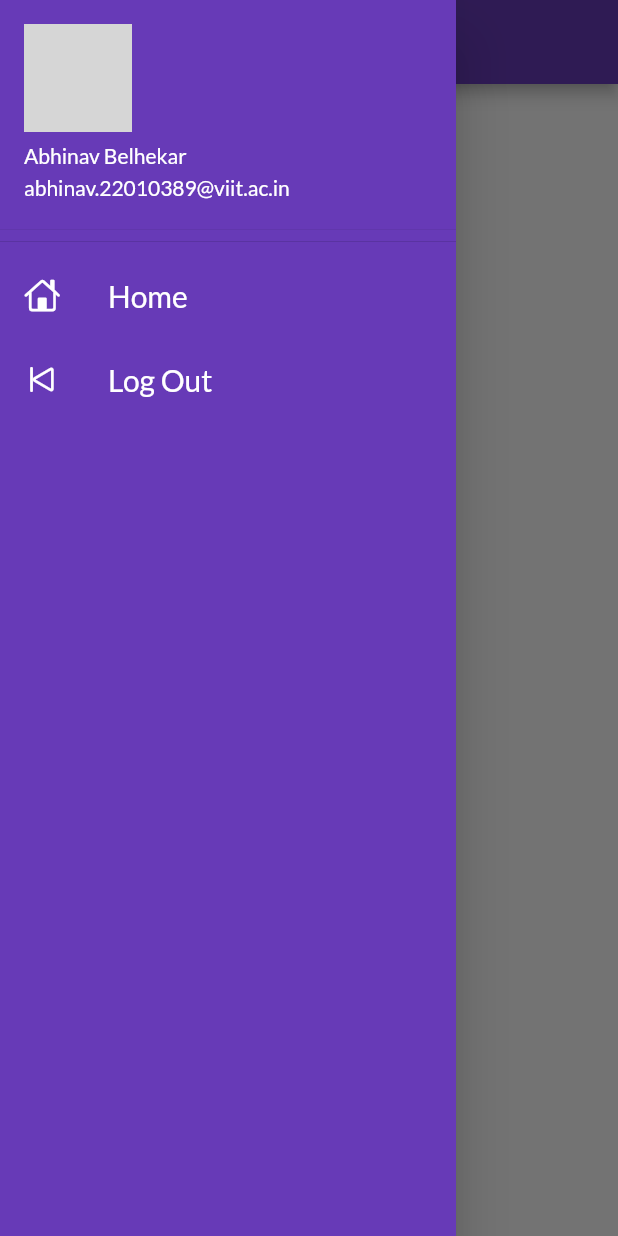
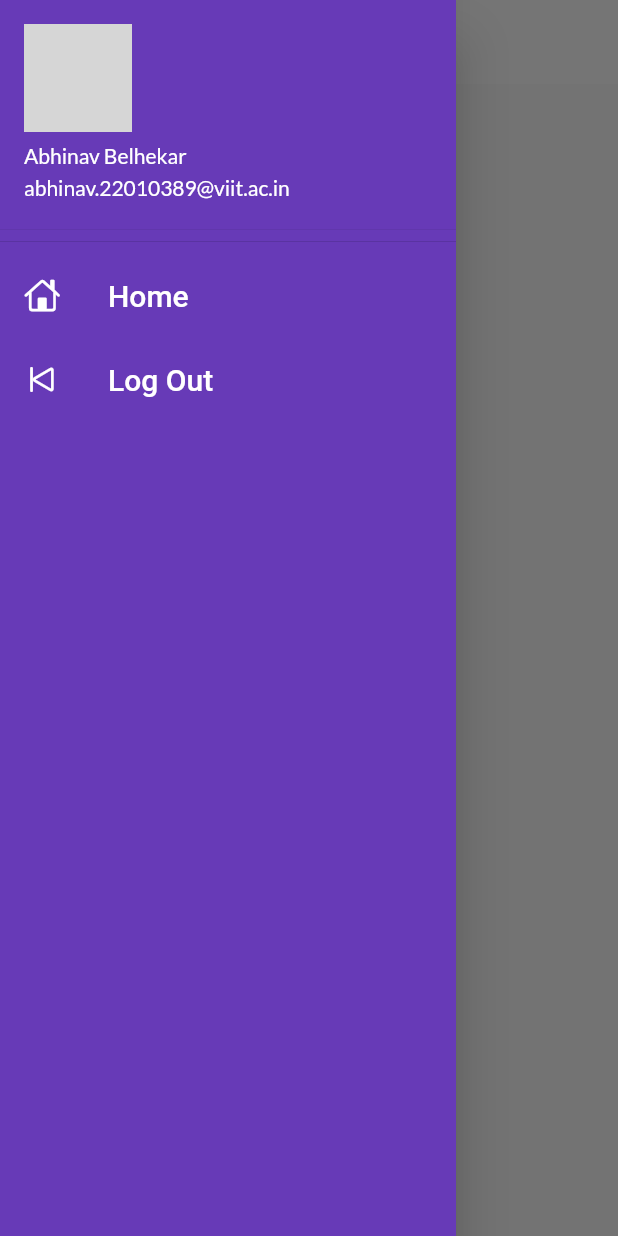
Before and after one commit to CoderAbhinav/flutter_learning, a Flutter app: the screen it shows after launch, with the side drawer open, on a phone screen of 412 x 824 dp. Run offline on Flutter 3.47's test engine with Material 2 defaults, Android fonts, the phone set to English and light mode, and no system bars; our stand-ins replace google_fonts; network calls fail; grey boxes are pictures that could not be loaded.

Commit message:
Added theme file

```diff
--- a/mtechviral/lib/main.dart
+++ b/mtechviral/lib/main.dart
@@ -3,6 +3,7 @@ import 'package:mtechviral/pages/home.dart';
 import 'package:mtechviral/pages/loginPage.dart';
 import 'package:google_fonts/google_fonts.dart';
 import 'package:mtechviral/utils/routes.dart';
+import 'package:mtechviral/utils/myTheme.dart';
 
 void main() {
   runApp(MyApp());
@@ -16,10 +17,7 @@ class MyApp extends StatelessWidget {
     return MaterialApp(
       debugShowCheckedModeBanner: false,
       themeMode: ThemeMode.light,
-      theme: ThemeData(
-        primarySwatch: Colors.deepPurple,
-        fontFamily: GoogleFonts.lato().fontFamily,
-      ),
+      theme: myTheme.lighttheme(context),
       initialRoute: MyRoutes.homeRoute,
       routes: {
         MyRoutes.de: (context) => LoginPage(),
--- a/mtechviral/lib/pages/home.dart
+++ b/mtechviral/lib/pages/home.dart
@@ -8,7 +8,7 @@ class Home extends StatelessWidget {
   Widget build(BuildContext context) {
     return Scaffold(
       appBar: AppBar(
-        backgroundColor: Colors.deepPurple,
+        // backgroundColor: Colors.deepPurple,
         title: Text("Catologue"),
         centerTitle: true,
       ),
--- /dev/null
+++ b/mtechviral/lib/utils/myTheme.dart
@@ -0,0 +1,14 @@
+import 'package:flutter/material.dart';
+import 'package:google_fonts/google_fonts.dart';
+
+class myTheme {
+  static ThemeData lighttheme(BuildContext context) => ThemeData(
+      primarySwatch: Colors.deepPurple,
+      fontFamily: GoogleFonts.lato().fontFamily,
+      appBarTheme: AppBarTheme(
+          color: Colors.white,
+          elevation: 0.0,
+          iconTheme: IconThemeData(color: Colors.black),
+          textTheme: Theme.of(context).textTheme),
+      textTheme: Theme.of(context).textTheme);
+}
```
